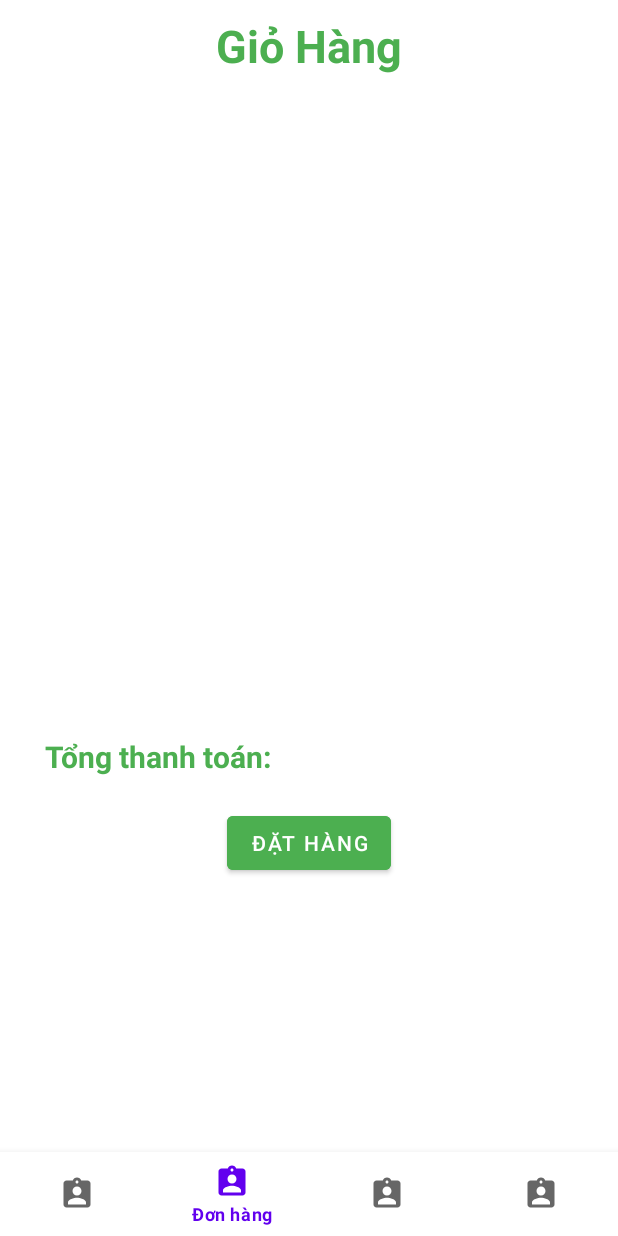
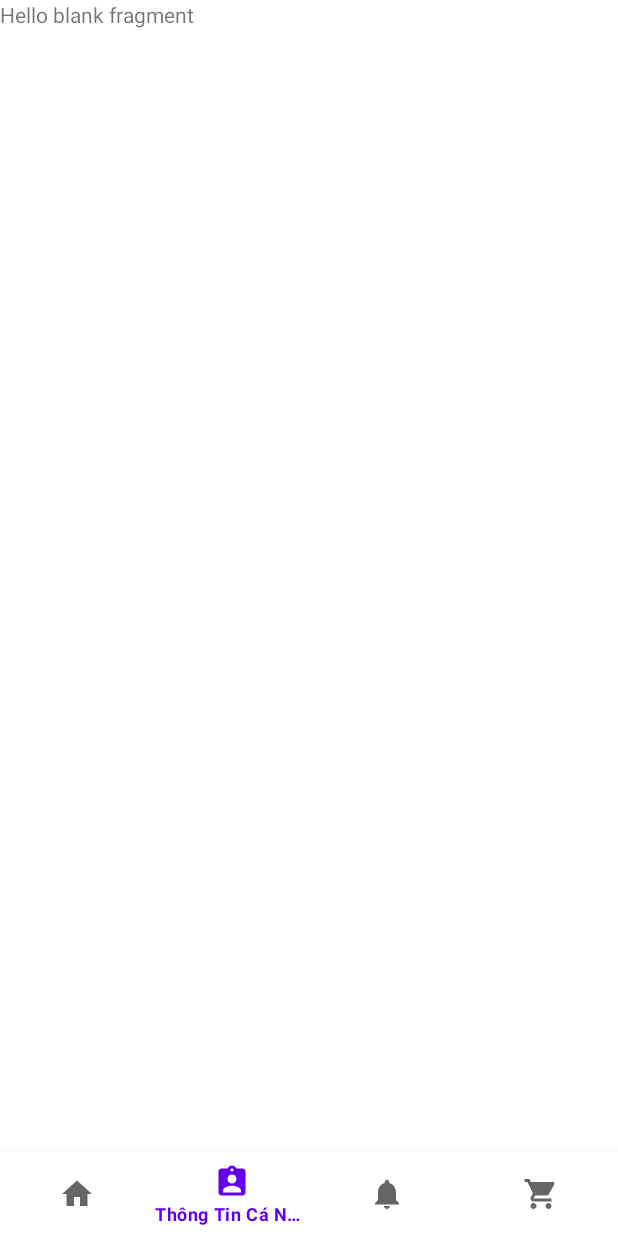
Before and after one commit to sangpxph26484/Duan1_N6_CP17303, an Android app: the screen it shows after launch (MainActivity), item 2 of the bottom bar chosen, on a phone screen of 412 x 824 dp. Run offline under Robolectric (Android 15) with nearby library versions, the phone set to English and light mode, and no system bars.

Commit message:
update layout

```diff
--- a/app/src/main/java/com/example/duan1_n6_cp17303/MainActivity.java
+++ b/app/src/main/java/com/example/duan1_n6_cp17303/MainActivity.java
@@ -45,14 +45,14 @@ public class MainActivity extends AppCompatActivity {
                     case R.id.nav_Menu:
                         replaceFragment(fragmentMenu.newInstance());
                         break;
-                    case R.id.nav_donHang:
-                        replaceFragment(fragmentGioHang.newInstance());
-                        break;
-                    case R.id.nav_sanPham:
+                    case R.id.nav_ttcn:
                         replaceFragment(fragmentThongTinCn.newInstance());
                         break;
-                    case R.id.nav_them:
+                    case R.id.nav_thongbao:
                         replaceFragment(fragmentThongbao.newInstance());
+                        break;
+                    case R.id.nav_giohang:
+                        replaceFragment(fragmentGioHang.newInstance());
                         break;
                     default:
                         replaceFragment(fragmentMenu.newInstance());
--- a/app/src/main/res/layout/row_01.xml
+++ b/app/src/main/res/layout/item_sanpham.xml
@@ -1,6 +1,6 @@
 <?xml version="1.0" encoding="utf-8"?>
 <LinearLayout xmlns:android="http://schemas.android.com/apk/res/android"
-    android:layout_width="match_parent"
+    android:layout_width="wrap_content"
     android:layout_height="wrap_content"
     android:orientation="vertical"
     android:padding="10dp"
--- a/app/src/main/res/menu/bottom_nav_menu.xml
+++ b/app/src/main/res/menu/bottom_nav_menu.xml
@@ -3,16 +3,16 @@
     xmlns:app="http://schemas.android.com/apk/res-auto">
 
     <item android:title="Menu" android:id="@+id/nav_Menu"
+        android:icon="@drawable/ic_baseline_home_24"
+        />
+    <item android:title="Thông Tin Cá Nhân" android:id="@+id/nav_ttcn"
         android:icon="@drawable/ic_baseline_assignment_ind_24"
         />
-    <item android:title="Đơn hàng" android:id="@+id/nav_donHang"
-        android:icon="@drawable/ic_baseline_assignment_ind_24"
+    <item android:title="Thông Báo" android:id="@+id/nav_thongbao"
+        android:icon="@drawable/ic_baseline_notifications_24"
         />
-    <item android:title="Sản Phẩm" android:id="@+id/nav_sanPham"
-        android:icon="@drawable/ic_baseline_assignment_ind_24"
-        />
-    <item android:title="Liên hệ,Đánh Giá" android:id="@+id/nav_them"
-        android:icon="@drawable/ic_baseline_assignment_ind_24"
+    <item android:title="Giỏ Hàng" android:id="@+id/nav_giohang"
+        android:icon="@drawable/ic_baseline_shopping_cart_24"
         />
 
 </menu>
```
Also changed, not shown: app/src/main/res/layout/fragment_menu.xml (+3 -4 lines).
